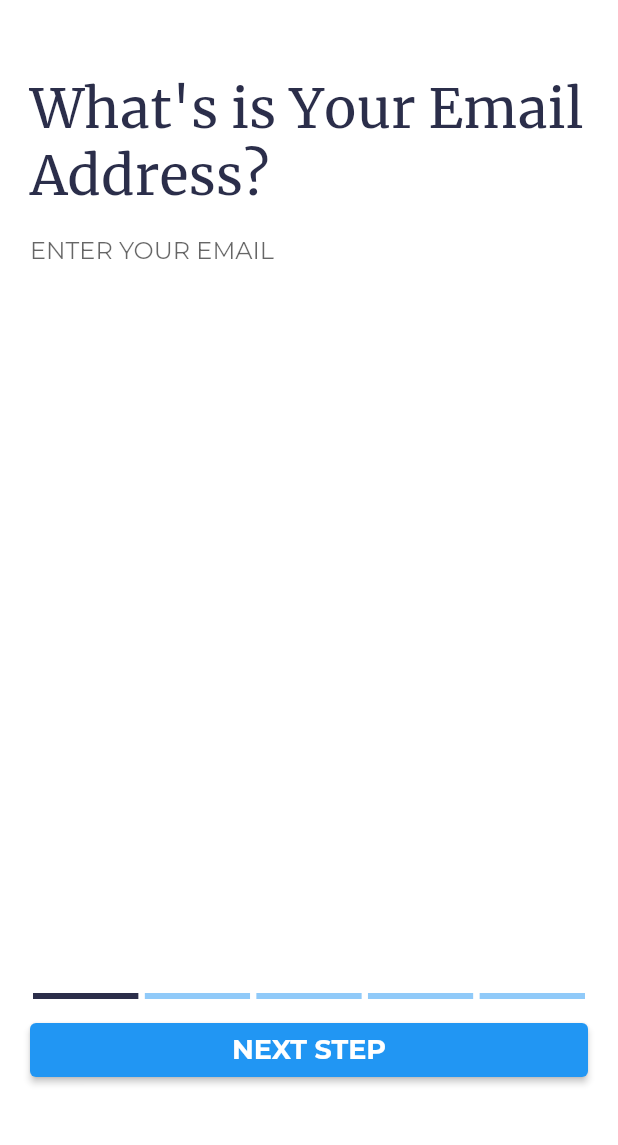
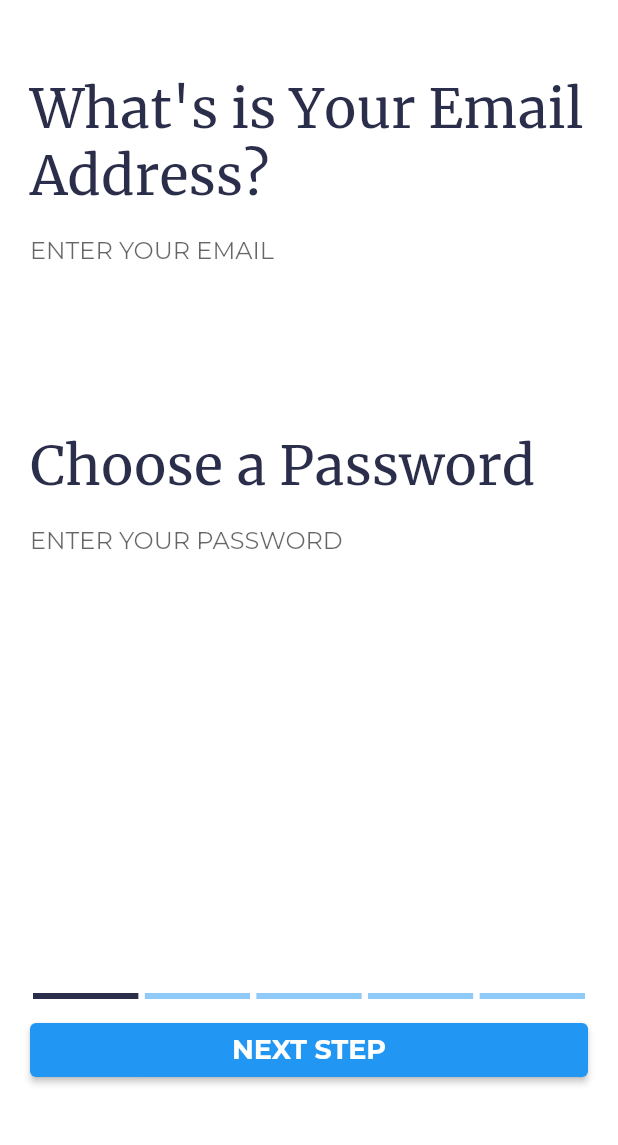
Before and after one commit to sinhhungwin/futebool, a Flutter app: the OnboardingScreen screen opened by its route, after a tap on "START", on a phone screen of 412 x 824 dp, the part 75-1220 px from its top. Run offline on Flutter 3.47's test engine with Material 2 defaults, Android fonts, the phone set to English and light mode, and no system bars; drawn by our look-alikes of step_progress_indicator; our stand-ins replace equatable, firebase_auth, firebase_core, get_it; accounts and stored records are empty; project files that could hold a hidden picture were left out.

Commit message:
Add functionality - sign up with email using Firebase

```diff
--- a/lib/screens/onboarding/screen1_email.dart
+++ b/lib/screens/onboarding/screen1_email.dart
@@ -12,6 +12,9 @@ class Email extends StatelessWidget {
 
   @override
   Widget build(BuildContext context) {
+    final emailController = TextEditingController();
+    final passwordController = TextEditingController();
+
     return Padding(
       padding: const EdgeInsets.symmetric(horizontal: 20, vertical: 50),
       child: Column(
@@ -25,7 +28,18 @@ class Email extends StatelessWidget {
                   tabController: tabController,
                   text: "What's is Your Email Address?"),
               CustomTextField(
-                  tabController: tabController, text: "ENTER YOUR EMAIL"),
+                  tabController: tabController,
+                  text: "ENTER YOUR EMAIL",
+                  controller: emailController),
+              SizedBox(
+                height: 100,
+              ),
+              CustomTextHeader(
+                  tabController: tabController, text: "Choose a Password"),
+              CustomTextField(
+                  tabController: tabController,
+                  text: "ENTER YOUR PASSWORD ",
+                  controller: passwordController),
             ],
           ),
 
@@ -41,7 +55,11 @@ class Email extends StatelessWidget {
               const SizedBox(
                 height: 10,
               ),
-              CustomButton(tabController: tabController, title: 'Next Step'),
+              CustomButton(
+                  tabController: tabController,
+                  title: 'Next Step',
+                  emailController: emailController,
+                  passwordController: passwordController),
             ],
           )
         ],
--- a/lib/screens/onboarding/widget_custom_button.dart
+++ b/lib/screens/onboarding/widget_custom_button.dart
@@ -1,11 +1,19 @@
+import 'package:firebase_auth/firebase_auth.dart';
+import 'package:flutter/foundation.dart';
 import 'package:flutter/material.dart';
 
 class CustomButton extends StatelessWidget {
   final TabController tabController;
   final String title;
+  final TextEditingController? emailController;
+  final TextEditingController? passwordController;
 
   const CustomButton(
-      {Key? key, required this.tabController, required this.title})
+      {Key? key,
+      required this.tabController,
+      required this.title,
+      this.emailController,
+      this.passwordController})
       : super(key: key);
 
   @override
@@ -15,7 +23,26 @@ class CustomButton extends StatelessWidget {
         borderRadius: BorderRadius.circular(5),
       ),
       child: ElevatedButton(
-          onPressed: () {
+          onPressed: () async {
+            if (emailController != null && passwordController != null) {
+              await FirebaseAuth.instance
+                  .createUserWithEmailAndPassword(
+                      email: emailController!.text,
+                      password: passwordController!.text)
+                  .then(
+                (value) {
+                  if (kDebugMode) {
+                    print('User Added');
+                  }
+                },
+              ).catchError(
+                (error) {
+                  if (kDebugMode) {
+                    print('Failed to Add User');
+                  }
+                },
+              );
+            }
             tabController.animateTo(tabController.index + 1);
           },
           child: SizedBox(
--- a/lib/screens/onboarding/widget_custom_text_field.dart
+++ b/lib/screens/onboarding/widget_custom_text_field.dart
@@ -3,14 +3,19 @@ import 'package:flutter/material.dart';
 class CustomTextField extends StatelessWidget {
   final TabController tabController;
   final String text;
+  final TextEditingController controller;
 
   const CustomTextField(
-      {Key? key, required this.tabController, required this.text})
+      {Key? key,
+      required this.tabController,
+      required this.text,
+      required this.controller})
       : super(key: key);
 
   @override
   Widget build(BuildContext context) {
     return TextField(
+      controller: controller,
       decoration: InputDecoration(
         filled: true,
         fillColor: Colors.white,
```
Also changed, not shown: lib/main.dart (+6 -2 lines), lib/screens/onboarding/screen2_email_verification.dart (+9 -2 lines), lib/screens/onboarding/screen4_bio.dart (+15 -4 lines), pubspec.yaml (+6 -1 lines), pubspec.lock, 4 other files.
